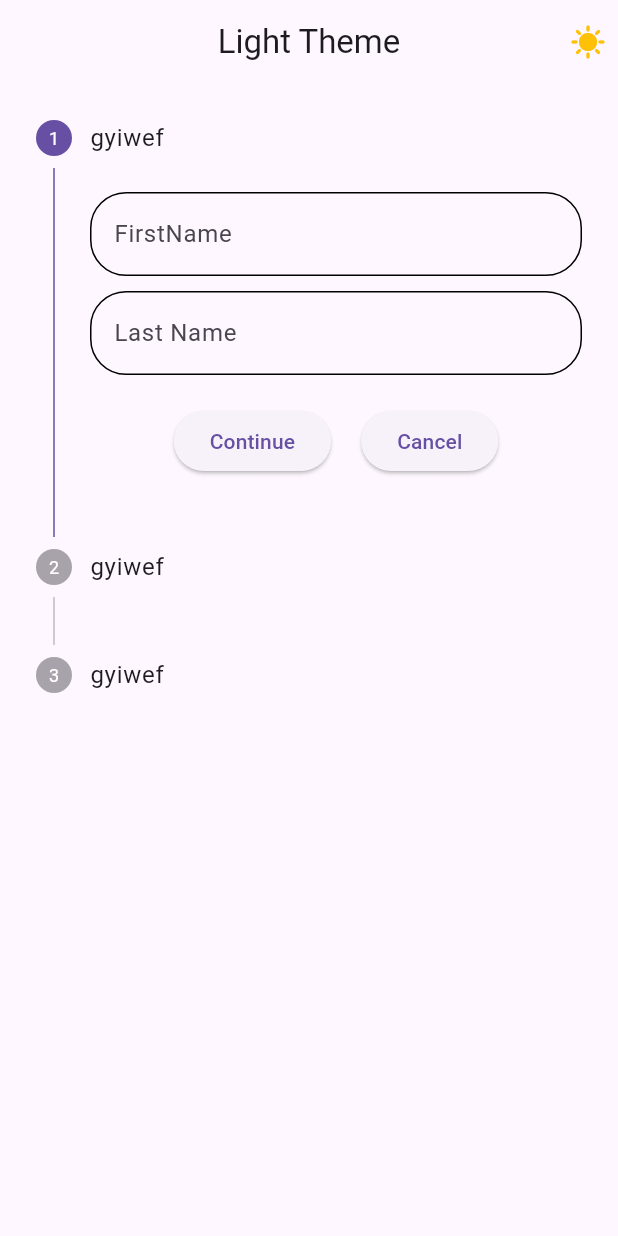
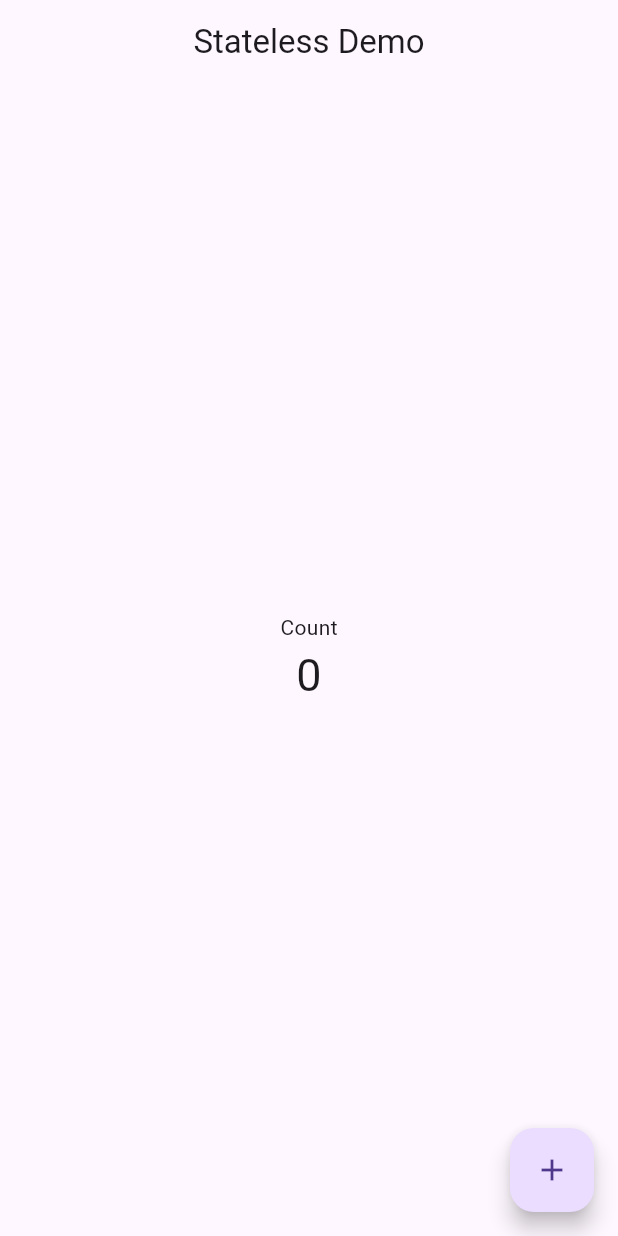
Before and after one commit to artichaudhary0/Provider, a Flutter app: the screen it shows after launch, on a phone screen of 412 x 824 dp. Run offline on Flutter 3.47's test engine with Material 3 defaults, Android fonts, the phone set to English and light mode, and no system bars.

Commit message:
state management

```diff
--- a/lib/main.dart
+++ b/lib/main.dart
@@ -1,7 +1,9 @@
-import 'package:contact_diary/home_screen/home_screen.dart';
-import 'package:contact_diary/stepper/stepper.dart';
+import 'package:contact_diary/provider/count_provider.dart';
+import 'package:contact_diary/provider/count_provider_widget.dart';
+import 'package:contact_diary/statefull/statefull.dart';
 import 'package:contact_diary/theme/theme.dart';
 import 'package:flutter/material.dart';
+import 'package:provider/provider.dart';
 
 void main() {
   runApp(const MyApp());
@@ -14,17 +16,18 @@ class MyApp extends StatefulWidget {
   State<MyApp> createState() => _MyAppState();
 }
 
-
-
 class _MyAppState extends State<MyApp> {
   // This widget is the root of your application.
   @override
   Widget build(BuildContext context) {
-    return MaterialApp(
+    return ChangeNotifierProvider(
+      create: (context) => CountProvider(),
+      child:  MaterialApp(
       title: 'Flutter Demo',
       debugShowCheckedModeBanner: false,
       theme: isLight ? CustomThemeData.lightTheme : CustomThemeData.darkTheme,
-      home: HomeScreen(),
+      home:  CountProviderWidget(),
+    ),
     );
   }
 }
--- /dev/null
+++ b/lib/provider/count_provider.dart
@@ -0,0 +1,14 @@
+import 'package:flutter/foundation.dart';
+
+class CountProvider with ChangeNotifier{
+
+  int _count  = 0 ;
+
+  int get count => _count;
+
+
+void setCount(){
+  _count++;
+  notifyListeners();
+}
+}
--- /dev/null
+++ b/lib/provider/count_provider_widget.dart
@@ -0,0 +1,38 @@
+import 'package:contact_diary/provider/count_provider.dart';
+import 'package:flutter/material.dart';
+import 'package:provider/provider.dart';
+
+class CountProviderWidget extends StatelessWidget {
+  const CountProviderWidget({super.key});
+
+  @override
+  Widget build(BuildContext context) {
+    final countProvider = Provider.of<CountProvider>(context, listen: false);
+
+    print("Arti");
+    return Scaffold(
+      appBar: AppBar(
+        title: Text("Stateless Demo"),
+      ),
+      body: Center(
+        child: Column(
+          mainAxisAlignment: MainAxisAlignment.center,
+          crossAxisAlignment: CrossAxisAlignment.center,
+          children: [
+            Text("Count"),
+            Consumer<CountProvider>(builder: (BuildContext context, value, child) {
+              return Text(value.count.toString(),style: TextStyle(fontSize: 30),);
+            }),
+          ],
+        ),
+      ),
+      floatingActionButton: FloatingActionButton(
+        onPressed: () {
+          countProvider.setCount();
+          print(countProvider.count);
+        },
+        child: Icon(Icons.add),
+      ),
+    );
+  }
+}
--- /dev/null
+++ b/lib/stateless/statelessEx.dart
@@ -0,0 +1,41 @@
+import 'package:flutter/material.dart';
+
+class StatelessExample extends StatelessWidget {
+   StatelessExample({super.key});
+
+  int count = 10;
+  void setCount(){
+    count++;
+
+  }
+
+  @override
+  Widget build(BuildContext context) {
+    print("Arti");
+    return Scaffold(
+      appBar: AppBar(
+        title: Text("Stateless Demo"),
+      ),
+      body: Center(
+        child: Column(
+          mainAxisAlignment: MainAxisAlignment.center,
+          crossAxisAlignment: CrossAxisAlignment.center,
+          children: [
+            Text("Count"),
+            Text(count.toString(),style: TextStyle(fontSize: 30),),
+          ],
+        ),
+      ),
+      floatingActionButton: FloatingActionButton(
+        onPressed: () {
+          // setCount();
+          count++;
+          print(count);
+
+
+        },
+        child: Icon(Icons.add),
+      ),
+    );
+  }
+}
--- a/lib/stepper/stepper.dart
+++ b/lib/stepper/stepper.dart
@@ -51,7 +51,8 @@ class _StepperDemoState extends State<StepperDemo> {
           onPressed: () {
             stepContinue();
           },
-            child: const Text("Continue")),
+          child: const Text("Continue"),
+        ),
         const SizedBox(
           width: 20,
         ),
@@ -59,12 +60,13 @@ class _StepperDemoState extends State<StepperDemo> {
           onPressed: () {
             stepCancel();
           },
-            child: const Text("Cancel")),
+          child: const Text("Cancel"),
+        ),
       ],
     );
   }
 
-  TextEditingController email_controller = TextEditingController();
+  TextEditingController emailController = TextEditingController();
 
   @override
   Widget build(BuildContext context) {
@@ -122,7 +124,7 @@ class _StepperDemoState extends State<StepperDemo> {
                 child: Column(
               children: [
                 TextFormField(
-                  controller: email_controller,
+                  controller: emailController,
                   decoration: InputDecoration(
                     hintText: "Email",
                     enabledBorder: OutlineInputBorder(
@@ -131,7 +133,7 @@ class _StepperDemoState extends State<StepperDemo> {
                         borderRadius: BorderRadius.circular(24)),
                   ),
                   validator: (value) {
-                    if (email_controller.toString().isEmpty) {
+                    if (emailController.toString().isEmpty) {
                       return "cdtwyq";
                     }
                   },
--- a/pubspec.yaml
+++ b/pubspec.yaml
@@ -35,6 +35,7 @@ dependencies:
   # The following adds the Cupertino Icons font to your application.
   # Use with the CupertinoIcons class for iOS style icons.
   cupertino_icons: ^1.0.2
+  provider: ^6.1.1
 
 dev_dependencies:
   flutter_test:
```
Also changed, not shown: lib/statefull/statefull.dart (added, +68 -0 lines), pubspec.lock. Lines whose indentation alone changed are shown as unchanged.
